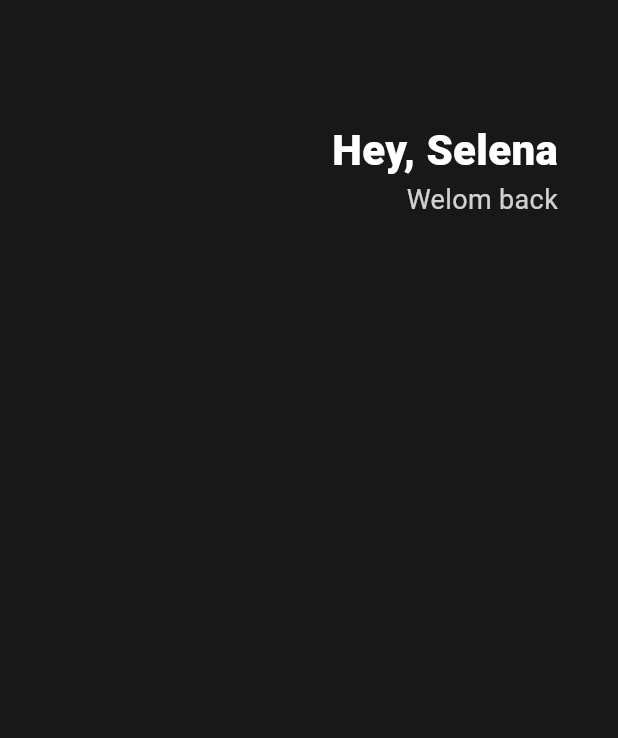
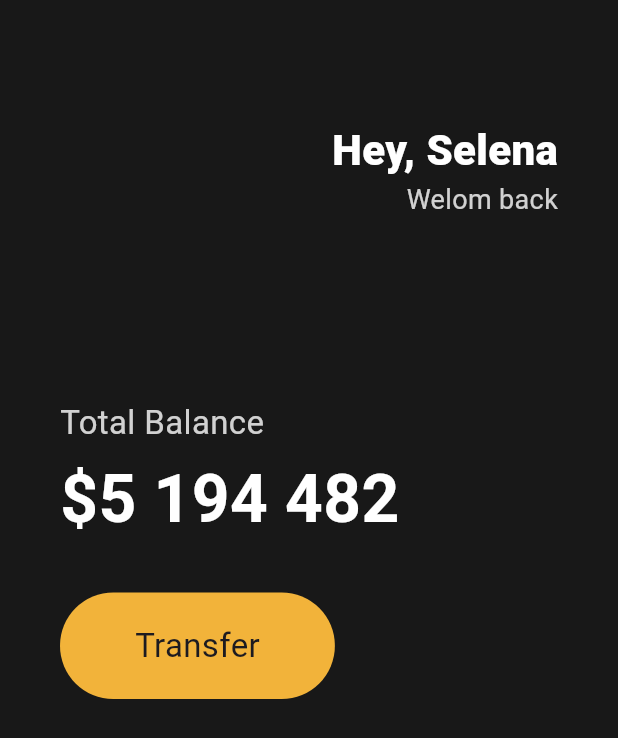
Before and after one commit to nahy-512/Flutter, a Flutter app: the screen it shows after launch, on a phone screen of 412 x 824 dp. Shown: the top 738 px of the screen. Run offline on Flutter 3.47's test engine with Material 3 defaults, Android fonts, the phone set to English and light mode, and no system bars.

Commit message:
✨ Feat: Week3 - 웹툰앱 3.2강 "Button Section"
버튼 컨테이너 적용

```diff
--- a/app/toonflix/lib/main.dart
+++ b/app/toonflix/lib/main.dart
@@ -15,6 +15,7 @@ class App extends StatelessWidget {
               horizontal: 40
           ),
           child: Column(
+            crossAxisAlignment: CrossAxisAlignment.start,
             children: [
               SizedBox(
                 height: 80,
@@ -41,7 +42,50 @@ class App extends StatelessWidget {
                     ],
                   )
                 ],
-              )
+              ),
+              SizedBox(
+                height: 120,
+              ),
+              Text(
+                'Total Balance',
+                style: TextStyle(
+                    fontSize: 22,
+                    color: Colors.white.withOpacity(0.8)),
+              ),
+              SizedBox(
+                height: 5,
+              ),
+              Text(
+                '\$5 194 482',
+                style: TextStyle(
+                    fontSize: 44,
+                    fontWeight: FontWeight.w600,
+                    color: Colors.white,
+                ),
+              ),
+              SizedBox(height: 30,),
+              Row(
+                children: [
+                  Container(
+                    decoration: BoxDecoration(
+                      color: Color(0xFFF2B33A),
+                      borderRadius: BorderRadius.circular(45)
+                    ),
+                    child: Padding(
+                      padding: EdgeInsets.symmetric(
+                        vertical: 20,
+                        horizontal: 50,
+                      ),
+                      child: Text(
+                        'Transfer',
+                        style: TextStyle(
+                          fontSize: 22,
+                        ),
+                      ),
+                    ),
+                  ),
+                ],
+              ),
             ],
           ),
         )
```
